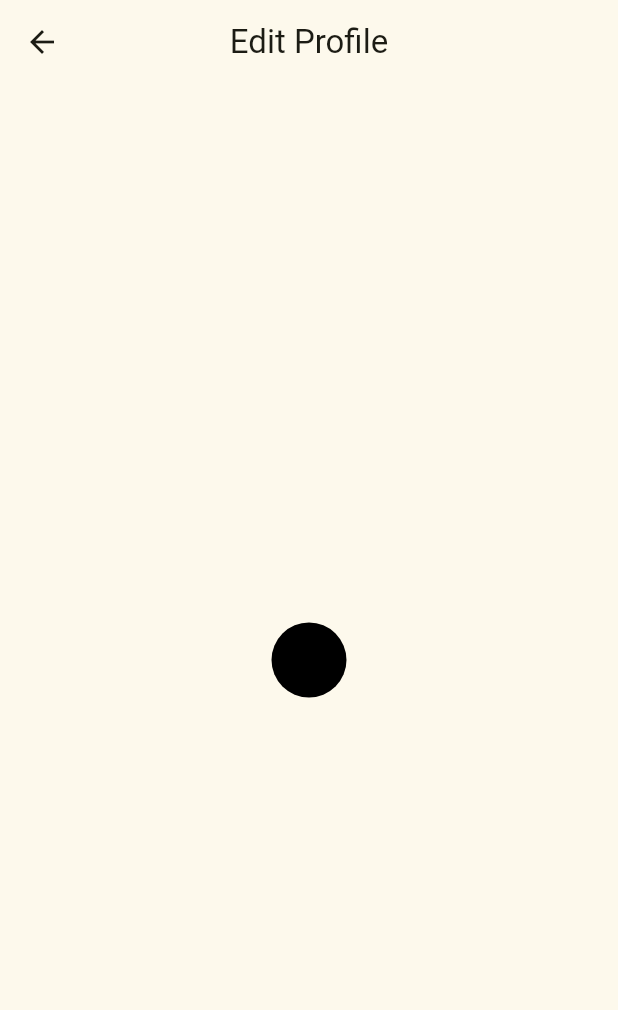
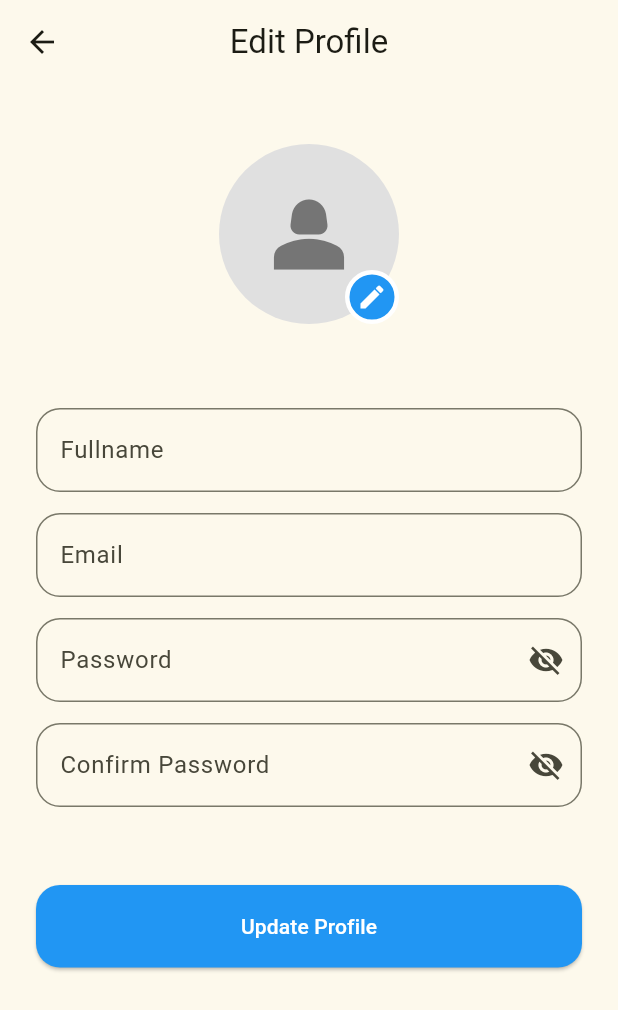
Before and after one commit to uchechi09/wtf_first_flutter_projects, a Flutter app: the PersonalInformation screen opened directly, on a phone screen of 412 x 824 dp. Shown: the top 1010 px of the screen. Run offline on Flutter 3.47's test engine with Material 3 defaults, Android fonts, the phone set to English and light mode, and no system bars; our stand-ins replace cloud_firestore, firebase_auth, firebase_core, google_fonts, google_maps_flutter, google_sign_in; missing offline and left inert: otp_input; accounts and stored records are empty.

Commit message:
implemented the personal information page. week 11&12 assess

```diff
--- a/lib/pages/personal_information.dart
+++ b/lib/pages/personal_information.dart
@@ -1,4 +1,7 @@
 import 'package:flutter/material.dart';
+import 'package:wtf_flutter_projects/widgets/custom_button.dart';
+import 'package:wtf_flutter_projects/widgets/custom_textfield.dart';
+import 'package:wtf_flutter_projects/widgets/password_textfield.dart';
 
 class PersonalInformation extends StatelessWidget {
   const PersonalInformation({super.key});
@@ -7,18 +10,63 @@ class PersonalInformation extends StatelessWidget {
   Widget build(BuildContext context) {
     return Scaffold(
       appBar: AppBar(title: Text("Edit Profile"), centerTitle: true),
-      body: Center(
-        child: Container(
-          width: 50,
-          height: 50,
-          decoration: BoxDecoration(shape: BoxShape.circle,color: Colors.black),
-          clipBehavior: Clip.hardEdge,
-          child: Column(
-            mainAxisAlignment: MainAxisAlignment.center,
-            children: [
-              Icon(Icons.person_2)
-            ],
-          ),
+      body: SingleChildScrollView(
+        child: Column(
+          mainAxisAlignment: MainAxisAlignment.start,
+          children: [
+            SizedBox(height: 40),
+            Center(
+              child: Stack(
+                children: [
+                  Container(
+                    width: 120,
+                    height: 120,
+                    decoration: BoxDecoration(
+                      shape: BoxShape.circle,
+                      color: Colors.grey.shade300,
+                    ),
+                    clipBehavior: Clip.hardEdge,
+                    child: Icon(
+                      Icons.person_2,
+                      color: Colors.grey.shade600,
+                      size: 70,
+                    ),
+                  ),
+
+                  Positioned(
+                    bottom: 0,
+                    right: 0,
+                    child: Container(
+                      height: 36,
+                      width: 36,
+                      decoration: BoxDecoration(
+                        color: Colors.blue,
+                        shape: BoxShape.circle,
+                        border: Border.all(color: Colors.white, width: 3),
+                      ),
+                      child: Icon(Icons.edit, size: 20, color: Colors.white),
+                    ),
+                  ),
+                ],
+              ),
+            ),
+
+            Padding(
+              padding: EdgeInsets.all(24.0),
+              child: Column(
+                spacing: 14,
+                children: [
+                  SizedBox(height: 18),
+                  CustomTextField(label: "Fullname"),
+                  CustomTextField(label: "Email"),
+                  PassswordTextField(label: "Password"),
+                  PassswordTextField(label: "Confirm Password"),
+                  SizedBox(height: 24),
+                  CustomButton(text: "Update Profile", onPressed: () {}),
+                ],
+              ),
+            ),
+          ],
         ),
       ),
     );
```
Also changed, not shown: lib/pages/profile_page.dart (+8 -4 lines).
